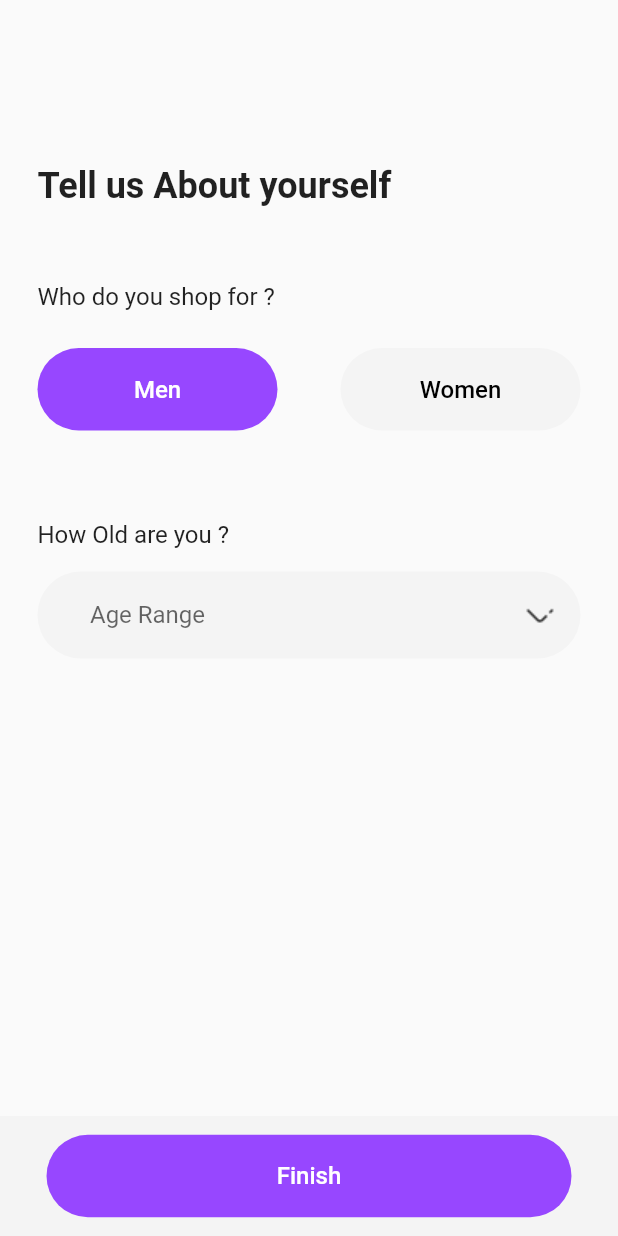
After one commit to Mo7med-Ga3fer/e_commerce, a Flutter app: the OnBoardingView screen opened directly, on a phone screen of 412 x 824 dp. The commit adds this screen. Run offline on Flutter 3.47's test engine with Material 2 defaults, Android fonts, the phone set to English and light mode, and no system bars; Roboto replaces fonts that are missing (GTWalsheimPro).

Commit message:
on boarding view done

```diff
--- /dev/null
+++ b/lib/feature/auth/presentation/views/widgets/age_drop_down_widget.dart
@@ -0,0 +1,76 @@
+import 'package:flutter/material.dart';
+
+class AgeDropDownWidget extends StatefulWidget {
+  const AgeDropDownWidget({Key? key}) : super(key: key);
+
+  @override
+  State<AgeDropDownWidget> createState() => _HomePageState();
+}
+
+class _HomePageState extends State<AgeDropDownWidget> {
+  // define a list of options for the dropdown
+  final List<String> _ages = ["Less than 17", "17 to 30", "More than 30"];
+
+  // the selected value
+  String? _selectedAge;
+
+  @override
+  Widget build(BuildContext context) {
+    return Container(
+        padding: const EdgeInsets.symmetric(vertical: 5, horizontal: 15),
+        width: double.infinity,
+        decoration: BoxDecoration(
+            color: const Color(0xffF4F4F4),
+            borderRadius: BorderRadius.circular(30)),
+        child: DropdownButton<String>(
+          borderRadius: BorderRadius.circular(15),
+          value: _selectedAge,
+          onChanged: (value) {
+            setState(() {
+              _selectedAge = value;
+            });
+            debugPrint("You selected $_selectedAge");
+          },
+          hint: const Padding(
+            padding: EdgeInsets.only(left: 20),
+            child: Text(
+              'Age Range',
+            ),
+          ),
+          // Hide the default underline
+          underline: Container(),
+          // set the color of the dropdown menu
+          dropdownColor: const Color(0xffF4F4F4),
+          icon: Image.asset('assets/images/arrowdown.png'),
+          isExpanded: true,
+
+          // The list of options
+          items: _ages
+              .map((e) => DropdownMenuItem(
+                    value: e,
+                    child: Container(
+                      alignment: Alignment.centerLeft,
+                      child: Text(
+                        e,
+                        style: const TextStyle(fontSize: 18),
+                      ),
+                    ),
+                  ))
+              .toList(),
+
+          // Customize the selected item
+          selectedItemBuilder: (BuildContext context) => _ages
+              .map((e) => Center(
+                    child: Text(
+                      e,
+                      style: const TextStyle(
+                          fontSize: 18,
+                          fontStyle: FontStyle.italic,
+                          fontWeight: FontWeight.bold),
+                    ),
+                  ))
+              .toList(),
+        ),
+      );
+  }
+}
--- a/lib/feature/auth/presentation/views/widgets/custom_button.dart
+++ b/lib/feature/auth/presentation/views/widgets/custom_button.dart
@@ -2,23 +2,25 @@ import 'package:e_commerce/core/utils/constants.dart';
 import 'package:flutter/material.dart';
 
 class CustomButton extends StatelessWidget {
-  const CustomButton({super.key, this.onTap, this.width = 350, this.txt = 'Continue'});
+  const CustomButton({super.key, this.onTap, this.width = 350, this.txt = 'Continue', this.color = kPrimaryColor, this.txtColor = Colors.white});
   final void Function()? onTap;
   final double width;
   final String txt;
+  final Color color;
+  final Color txtColor;
   @override
   Widget build(BuildContext context) {
     return Container(
       width: width,
       height: 55,
       decoration: BoxDecoration(
-        color: kPrimaryColor,
+        color: color,
         borderRadius: BorderRadius.circular(100),
       ),
       child: TextButton(
         onPressed: onTap,
-        child: Text(txt, style: const TextStyle(
-          color: Colors.white,
+        child: Text(txt, style: TextStyle(
+          color: txtColor,
           fontSize: 16,
           fontWeight: FontWeight.w500,
         ),),
--- a/lib/feature/auth/presentation/views/widgets/email_notify_view_body.dart
+++ b/lib/feature/auth/presentation/views/widgets/email_notify_view_body.dart
@@ -8,6 +8,8 @@ class EmailNotifyViewBody extends StatelessWidget {
   @override
   Widget build(BuildContext context) {
     return Center(
+      child: Padding(
+        padding: const EdgeInsets.symmetric(horizontal: 25),
         child: Column(
           mainAxisAlignment: MainAxisAlignment.center,
           children: [
@@ -29,6 +31,7 @@ class EmailNotifyViewBody extends StatelessWidget {
             ),
           ],
         ),
+      ),
     );
   }
 }
--- a/lib/feature/auth/presentation/views/widgets/on_boarding_view_body.dart
+++ b/lib/feature/auth/presentation/views/widgets/on_boarding_view_body.dart
@@ -1,3 +1,5 @@
+import 'package:e_commerce/feature/auth/presentation/views/widgets/custom_button.dart';
+import 'package:e_commerce/feature/auth/presentation/views/widgets/on_boarding_view_body_section.dart';
 import 'package:flutter/material.dart';
 
 class OnBoardingViewBody extends StatelessWidget {
@@ -5,6 +7,21 @@ class OnBoardingViewBody extends StatelessWidget {
 
   @override
   Widget build(BuildContext context) {
-    return const Column();
+    return Column(
+      //crossAxisAlignment: CrossAxisAlignment.start,
+      children: [
+        const OnBoardingViewBodySection(),
+        const Spacer(),
+        Container(
+          height: 80,
+          width: double.infinity,
+          color: const Color(0xffF4F4F4),
+          child: const Center(
+              child: CustomButton(
+            txt: 'Finish',
+          )),
+        ),
+      ],
+    );
   }
 }
--- /dev/null
+++ b/lib/feature/auth/presentation/views/widgets/on_boarding_view_body_section.dart
@@ -0,0 +1,51 @@
+import 'package:e_commerce/feature/auth/presentation/views/widgets/age_drop_down_widget.dart';
+import 'package:e_commerce/feature/auth/presentation/views/widgets/custom_button.dart';
+import 'package:flutter/material.dart';
+
+class OnBoardingViewBodySection extends StatelessWidget {
+  const OnBoardingViewBodySection({super.key});
+
+  @override
+  Widget build(BuildContext context) {
+    return const Padding(
+      padding: EdgeInsets.symmetric(horizontal: 25),
+      child: Column(
+        crossAxisAlignment: CrossAxisAlignment.start,
+        children: [
+          SizedBox(height: 110,),
+          Text('Tell us About yourself', style: TextStyle(
+            fontSize: 24,
+            fontWeight: FontWeight.w700,
+          ),),
+          SizedBox(height: 50,),
+          Text('Who do you shop for ?', style: TextStyle(
+            fontSize: 16,
+            fontWeight: FontWeight.w400,
+          ),),
+          SizedBox(height: 25,),
+          Row(
+            mainAxisAlignment: MainAxisAlignment.spaceBetween,
+            children: [
+              CustomButton(
+                txt: 'Men',
+                width: 160,
+              ),
+              CustomButton(
+                txt: 'Women',
+                width: 160,
+                color: Color(0xffF4F4F4),
+                txtColor: Colors.black,
+              ),]
+          ),
+            SizedBox(height: 60,),
+            Text('How Old are you ?', style: TextStyle(
+                fontSize: 16,
+                fontWeight: FontWeight.w400,
+              ),),
+            SizedBox(height: 15,),
+            AgeDropDownWidget(),
+        ],
+      ),
+    );
+  }
+}
```
Also changed, not shown: assets/images/arrowdown.png (added). Lines whose indentation alone changed are shown as unchanged.
